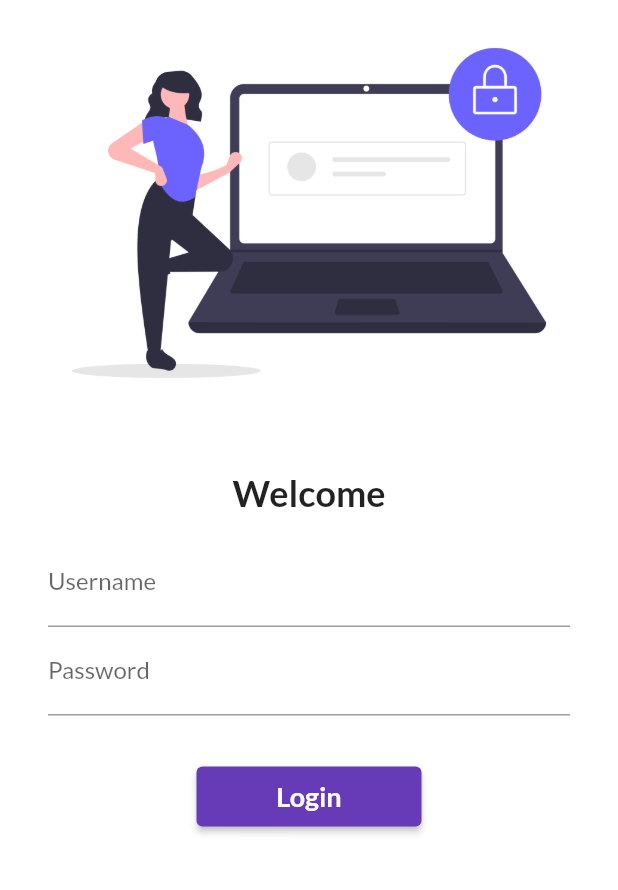
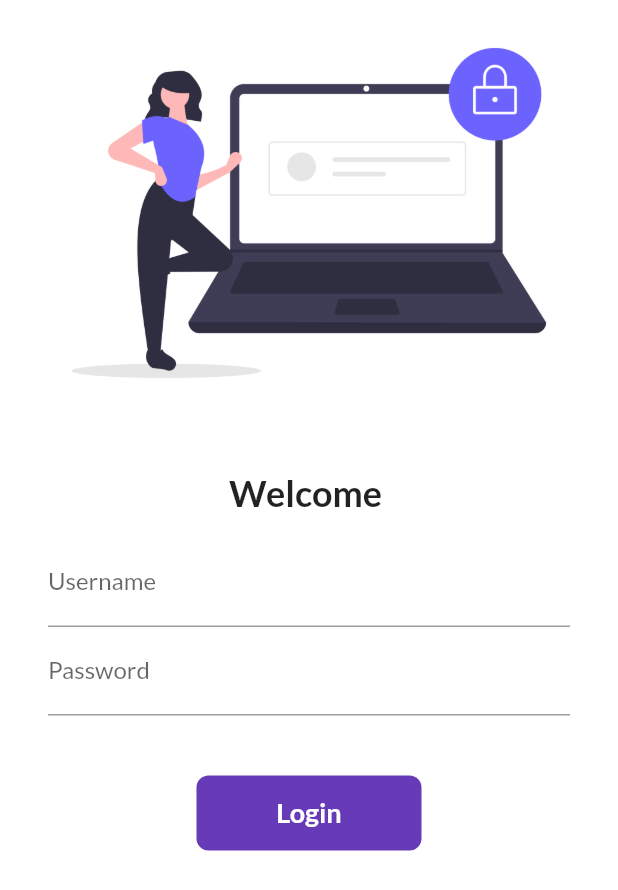
Before and after one commit to Paridhi03/FlutterRevise, a Flutter app: the screen it shows after launch, on a phone screen of 412 x 824 dp. Shown: the top 890 px of the screen. Run offline on Flutter 3.47's test engine with Material 2 defaults, Android fonts, the phone set to English and light mode, and no system bars; our stand-ins replace google_fonts.

Commit message:
Day-6 completed

```diff
--- a/lib/Screens/Login_Screen.dart
+++ b/lib/Screens/Login_Screen.dart
@@ -2,13 +2,21 @@ import 'package:flutter/gestures.dart';
 import 'package:flutter/material.dart';
 import 'package:flutter_app1/utils/routes.dart';
 
-class LoginScreen extends StatelessWidget {
+class LoginScreen extends StatefulWidget {
+  @override
+  State<LoginScreen> createState() => _LoginScreenState();
+}
+
+class _LoginScreenState extends State<LoginScreen> {
   //const ({ Key? key }) : super(key: key);
+  String name = "";
+  bool changeButton = false;
 
   @override
   Widget build(BuildContext context) {
     return Material(
       color: Colors.white,
+      child: SingleChildScrollView(
         child: Column(
           children: [
             Image.asset(
@@ -19,7 +27,7 @@ class LoginScreen extends StatelessWidget {
               height: 30,
             ),
             Text(
-            "Welcome",
+              "Welcome $name",
               style: TextStyle(fontSize: 24, fontWeight: FontWeight.bold),
             ),
             Padding(
@@ -31,6 +39,10 @@ class LoginScreen extends StatelessWidget {
                       hintText: "Enter Username",
                       labelText: "Username",
                     ),
+                    onChanged: (value) {
+                      name = value;
+                      setState(() {});
+                    },
                   ),
                   TextFormField(
                     obscureText: true,
@@ -40,23 +52,59 @@ class LoginScreen extends StatelessWidget {
                     ),
                   ),
                   SizedBox(
-                  height: 30,
+                    height: 40,
                   ),
-                ElevatedButton(
-                  child: Text(
-                    "Login",
-                    style: TextStyle(fontSize: 18, fontWeight: FontWeight.bold),
-                  ),
-                  style: TextButton.styleFrom(minimumSize: Size(150, 40)),
-                  onPressed: () {
+
+                  InkWell(
+                    onTap: () async {
+                      setState(() {
+                        changeButton = true;
+                      });
+                      //To wait till 1 sec we will await and also make
+                      await Future.delayed(Duration(seconds: 1));
                       Navigator.pushNamed(context, MyRoutes.homeRoute);
                     },
+                    child: AnimatedContainer(
+                      duration: Duration(seconds: 1),
+                      width: changeButton ? 50 : 150,
+                      height: 50,
+                      alignment: Alignment.center,
+                      child: changeButton
+                          ? Icon(
+                              Icons.done,
+                              color: Colors.white,
                             )
+                          : Text(
+                              "Login",
+                              style: TextStyle(
+                                  color: Colors.white,
+                                  fontSize: 18,
+                                  fontWeight: FontWeight.bold),
+                            ),
+                      decoration: BoxDecoration(
+                          color: Colors.deepPurple,
+                          borderRadius:
+                              BorderRadius.circular(changeButton ? 50 : 8)),
+                    ),
+                  )
+
+                  // ElevatedButton(
+                  //   child: Text(
+                  //     "Login",
+                  //     style:
+                  //         TextStyle(fontSize: 18, fontWeight: FontWeight.bold),
+                  //   ),
+                  //   style: TextButton.styleFrom(minimumSize: Size(150, 40)),
+                  //   onPressed: () {
+                  //     Navigator.pushNamed(context, MyRoutes.homeRoute);
+                  //   },
+                  // )
                 ],
               ),
             )
           ],
         ),
+      ),
     );
   }
 }
```
Lines whose indentation alone changed are shown as unchanged.
